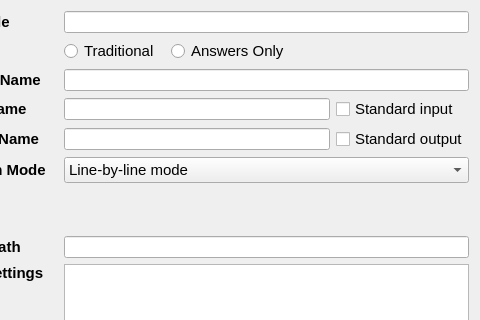
Dust1404/Project_LemonPlus, file forms_unix/taskeditwidget.ui: the form before one commit; both pictures show x 96 to 576 and y 0 to 320 of the 576 by 438 pixel window.
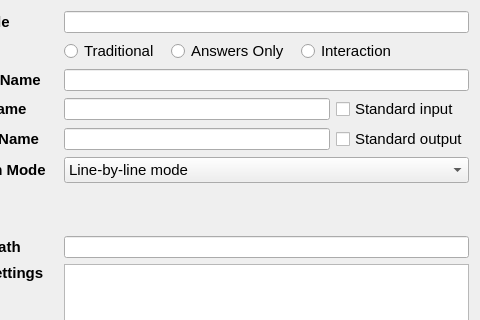
The form after the commit. Custom widgets are drawn as their Qt base class.

Commit message: fix interaction in Linux

Diff of the .ui file:
```diff
--- a/forms_unix/taskeditwidget.ui
+++ b/forms_unix/taskeditwidget.ui
@@ -93,6 +93,18 @@
        </property>
       </widget>
      </item>
+     <item>
+      <widget class="QRadioButton" name="interactionButton">
+       <property name="font">
+        <font>
+         <pointsize>11</pointsize>
+        </font>
+       </property>
+       <property name="text">
+        <string>Interaction</string>
+       </property>
+      </widget>
+     </item>
      <item>
       <spacer name="horizontalSpacer_3">
        <property name="orientation">
```
The commit also changes 2 other files.
